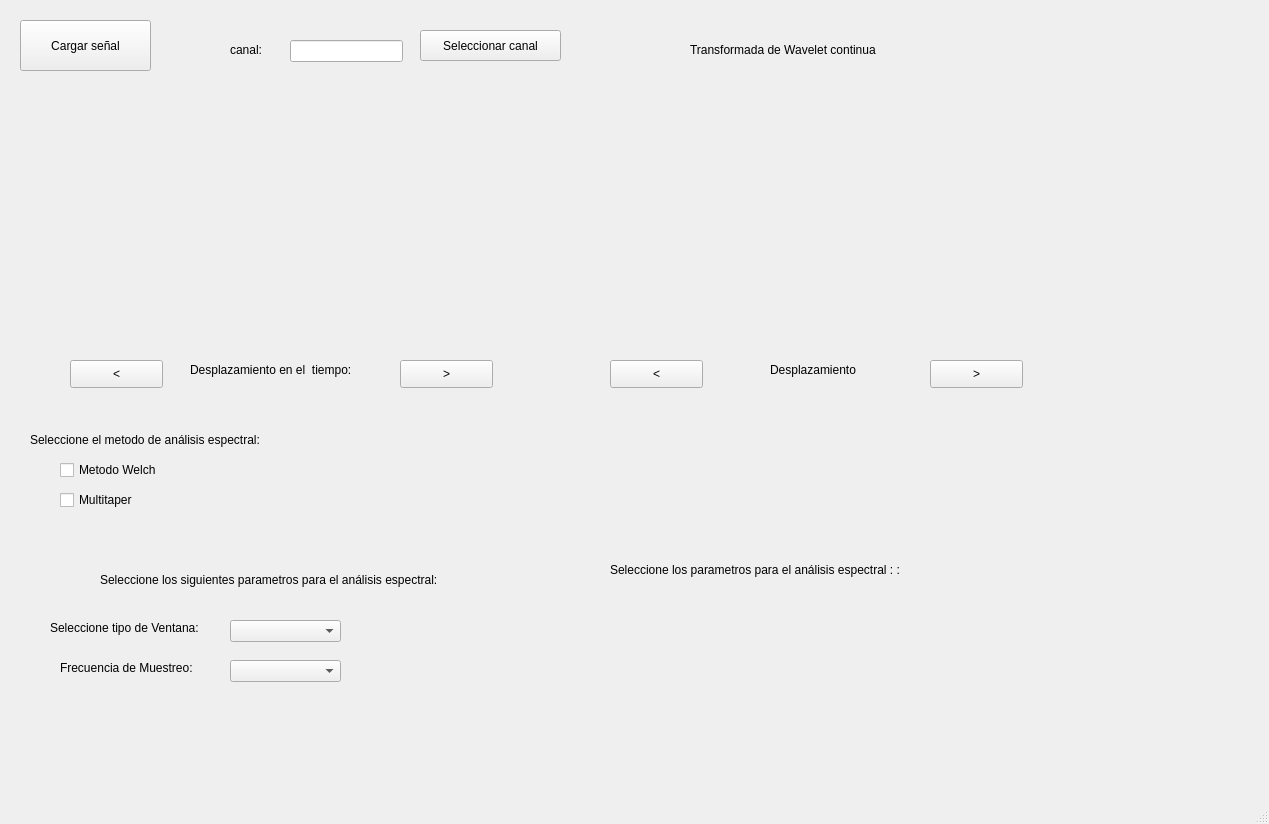
This is ventana_senal2.ui in PaulinaYLaura/ANALISIS-ESPECTRAL- as Qt 5 draws it before an edit. The edited form follows.
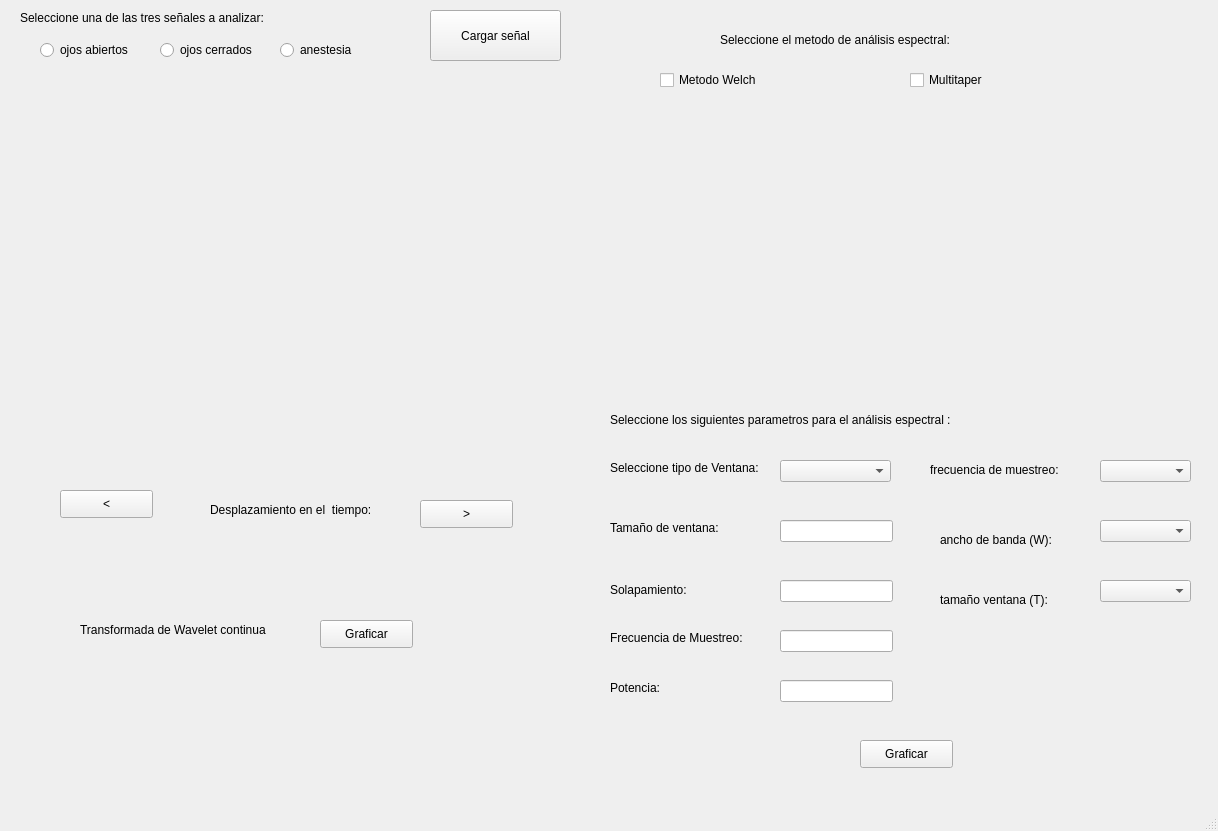
This is the edited form.

What changed in the file:
```diff
--- a/ventana_senal2.ui
+++ b/ventana_senal2.ui
@@ -6,8 +6,8 @@
    <rect>
     <x>0</x>
     <y>0</y>
-    <width>1269</width>
-    <height>824</height>
+    <width>1218</width>
+    <height>831</height>
    </rect>
   </property>
   <property name="windowTitle">
@@ -17,8 +17,8 @@
    <widget class="QPushButton" name="boton_cargarsenal">
     <property name="geometry">
      <rect>
-      <x>20</x>
-      <y>20</y>
+      <x>430</x>
+      <y>10</y>
       <width>131</width>
       <height>51</height>
      </rect>
@@ -27,47 +27,11 @@
      <string>Cargar señal</string>
     </property>
    </widget>
-   <widget class="QLabel" name="label_3">
-    <property name="geometry">
-     <rect>
-      <x>230</x>
-      <y>40</y>
-      <width>41</width>
-      <height>20</height>
-     </rect>
-    </property>
-    <property name="text">
-     <string>canal:</string>
-    </property>
-   </widget>
-   <widget class="QPushButton" name="seleccion_canal">
-    <property name="geometry">
-     <rect>
-      <x>420</x>
-      <y>30</y>
-      <width>141</width>
-      <height>31</height>
-     </rect>
-    </property>
-    <property name="text">
-     <string>Seleccionar canal</string>
-    </property>
-   </widget>
-   <widget class="QLineEdit" name="campo">
-    <property name="geometry">
-     <rect>
-      <x>290</x>
-      <y>40</y>
-      <width>113</width>
-      <height>22</height>
-     </rect>
-    </property>
-   </widget>
    <widget class="QPushButton" name="boton_atras">
     <property name="geometry">
      <rect>
-      <x>70</x>
-      <y>360</y>
+      <x>60</x>
+      <y>490</y>
       <width>93</width>
       <height>28</height>
      </rect>
@@ -79,8 +43,8 @@
    <widget class="QPushButton" name="boton_adelante">
     <property name="geometry">
      <rect>
-      <x>400</x>
-      <y>360</y>
+      <x>420</x>
+      <y>500</y>
       <width>93</width>
       <height>28</height>
      </rect>
@@ -92,8 +56,8 @@
    <widget class="QLabel" name="label">
     <property name="geometry">
      <rect>
-      <x>190</x>
-      <y>360</y>
+      <x>210</x>
+      <y>500</y>
       <width>181</width>
       <height>20</height>
      </rect>
@@ -106,40 +70,40 @@
     <property name="geometry">
      <rect>
       <x>20</x>
-      <y>90</y>
+      <y>70</y>
       <width>541</width>
-      <height>241</height>
+      <height>391</height>
      </rect>
     </property>
    </widget>
    <widget class="QWidget" name="campo_filtrada" native="true">
     <property name="geometry">
      <rect>
-      <x>580</x>
-      <y>90</y>
+      <x>610</x>
+      <y>100</y>
       <width>521</width>
-      <height>241</height>
+      <height>291</height>
      </rect>
     </property>
    </widget>
    <widget class="QLabel" name="label_2">
     <property name="geometry">
      <rect>
-      <x>100</x>
-      <y>570</y>
+      <x>610</x>
+      <y>410</y>
       <width>371</width>
       <height>20</height>
      </rect>
     </property>
     <property name="text">
-     <string>Seleccione los siguientes parametros para el análisis espectral:</string>
+     <string>Seleccione los siguientes parametros para el análisis espectral :</string>
     </property>
    </widget>
    <widget class="QLabel" name="label_4">
     <property name="geometry">
      <rect>
-      <x>690</x>
-      <y>40</y>
+      <x>80</x>
+      <y>620</y>
       <width>241</width>
       <height>20</height>
      </rect>
@@ -148,50 +112,11 @@
      <string>Transformada de Wavelet continua</string>
     </property>
    </widget>
-   <widget class="QPushButton" name="boton_atras2">
-    <property name="geometry">
-     <rect>
-      <x>610</x>
-      <y>360</y>
-      <width>93</width>
-      <height>28</height>
-     </rect>
-    </property>
-    <property name="text">
-     <string>&lt;</string>
-    </property>
-   </widget>
-   <widget class="QPushButton" name="boton_adelante2">
-    <property name="geometry">
-     <rect>
-      <x>930</x>
-      <y>360</y>
-      <width>93</width>
-      <height>28</height>
-     </rect>
-    </property>
-    <property name="text">
-     <string>&gt;</string>
-    </property>
-   </widget>
-   <widget class="QLabel" name="label_5">
-    <property name="geometry">
-     <rect>
-      <x>770</x>
-      <y>360</y>
-      <width>121</width>
-      <height>20</height>
-     </rect>
-    </property>
-    <property name="text">
-     <string>Desplazamiento </string>
-    </property>
-   </widget>
    <widget class="QLabel" name="label_6">
     <property name="geometry">
      <rect>
-      <x>50</x>
-      <y>620</y>
+      <x>610</x>
+      <y>460</y>
       <width>161</width>
       <height>16</height>
      </rect>
@@ -203,8 +128,8 @@
    <widget class="QComboBox" name="tipo_ventana">
     <property name="geometry">
      <rect>
-      <x>230</x>
-      <y>620</y>
+      <x>780</x>
+      <y>460</y>
       <width>111</width>
       <height>22</height>
      </rect>
@@ -213,8 +138,8 @@
    <widget class="QLabel" name="label_7">
     <property name="geometry">
      <rect>
-      <x>30</x>
-      <y>430</y>
+      <x>720</x>
+      <y>30</y>
       <width>251</width>
       <height>20</height>
      </rect>
@@ -226,8 +151,8 @@
    <widget class="QCheckBox" name="checkBox">
     <property name="geometry">
      <rect>
-      <x>60</x>
-      <y>460</y>
+      <x>660</x>
+      <y>70</y>
       <width>131</width>
       <height>20</height>
      </rect>
@@ -239,8 +164,8 @@
    <widget class="QCheckBox" name="checkBox_2">
     <property name="geometry">
      <rect>
-      <x>60</x>
-      <y>490</y>
+      <x>910</x>
+      <y>70</y>
       <width>81</width>
       <height>20</height>
      </rect>
@@ -249,24 +174,11 @@
      <string>Multitaper</string>
     </property>
    </widget>
-   <widget class="QLabel" name="label_9">
-    <property name="geometry">
-     <rect>
-      <x>610</x>
-      <y>560</y>
-      <width>311</width>
-      <height>20</height>
-     </rect>
-    </property>
-    <property name="text">
-     <string>Seleccione los parametros para el análisis espectral : :</string>
-    </property>
-   </widget>
    <widget class="QLabel" name="label_8">
     <property name="geometry">
      <rect>
-      <x>60</x>
-      <y>660</y>
+      <x>610</x>
+      <y>630</y>
       <width>151</width>
       <height>16</height>
      </rect>
@@ -275,16 +187,232 @@
      <string>Frecuencia de Muestreo:</string>
     </property>
    </widget>
-   <widget class="QComboBox" name="comboBox">
+   <widget class="QLabel" name="label_10">
     <property name="geometry">
      <rect>
-      <x>230</x>
-      <y>660</y>
+      <x>610</x>
+      <y>520</y>
+      <width>151</width>
+      <height>16</height>
+     </rect>
+    </property>
+    <property name="text">
+     <string>Tamaño de ventana:</string>
+    </property>
+   </widget>
+   <widget class="QLabel" name="label_11">
+    <property name="geometry">
+     <rect>
+      <x>610</x>
+      <y>580</y>
       <width>111</width>
+      <height>20</height>
+     </rect>
+    </property>
+    <property name="text">
+     <string>Solapamiento:</string>
+    </property>
+   </widget>
+   <widget class="QLabel" name="label_12">
+    <property name="geometry">
+     <rect>
+      <x>930</x>
+      <y>460</y>
+      <width>151</width>
+      <height>20</height>
+     </rect>
+    </property>
+    <property name="text">
+     <string>frecuencia de muestreo:</string>
+    </property>
+   </widget>
+   <widget class="QComboBox" name="frecuencia_muestreo2">
+    <property name="geometry">
+     <rect>
+      <x>1100</x>
+      <y>460</y>
+      <width>91</width>
       <height>22</height>
      </rect>
     </property>
    </widget>
+   <widget class="QComboBox" name="w">
+    <property name="geometry">
+     <rect>
+      <x>1100</x>
+      <y>520</y>
+      <width>91</width>
+      <height>22</height>
+     </rect>
+    </property>
+   </widget>
+   <widget class="QComboBox" name="T">
+    <property name="geometry">
+     <rect>
+      <x>1100</x>
+      <y>580</y>
+      <width>91</width>
+      <height>22</height>
+     </rect>
+    </property>
+   </widget>
+   <widget class="QPushButton" name="boton_wavelet">
+    <property name="geometry">
+     <rect>
+      <x>320</x>
+      <y>620</y>
+      <width>93</width>
+      <height>28</height>
+     </rect>
+    </property>
+    <property name="text">
+     <string>Graficar</string>
+    </property>
+   </widget>
+   <widget class="QLabel" name="label_14">
+    <property name="geometry">
+     <rect>
+      <x>940</x>
+      <y>590</y>
+      <width>121</width>
+      <height>20</height>
+     </rect>
+    </property>
+    <property name="text">
+     <string>tamaño ventana (T):</string>
+    </property>
+   </widget>
+   <widget class="QLabel" name="label_15">
+    <property name="geometry">
+     <rect>
+      <x>940</x>
+      <y>530</y>
+      <width>121</width>
+      <height>20</height>
+     </rect>
+    </property>
+    <property name="text">
+     <string>ancho de banda (W):</string>
+    </property>
+   </widget>
+   <widget class="QLabel" name="label_13">
+    <property name="geometry">
+     <rect>
+      <x>610</x>
+      <y>680</y>
+      <width>151</width>
+      <height>16</height>
+     </rect>
+    </property>
+    <property name="text">
+     <string>Potencia:</string>
+    </property>
+   </widget>
+   <widget class="QLineEdit" name="tamano">
+    <property name="geometry">
+     <rect>
+      <x>780</x>
+      <y>520</y>
+      <width>113</width>
+      <height>22</height>
+     </rect>
+    </property>
+   </widget>
+   <widget class="QLineEdit" name="solapamiento">
+    <property name="geometry">
+     <rect>
+      <x>780</x>
+      <y>580</y>
+      <width>113</width>
+      <height>22</height>
+     </rect>
+    </property>
+   </widget>
+   <widget class="QLineEdit" name="frecuencia_w">
+    <property name="geometry">
+     <rect>
+      <x>780</x>
+      <y>630</y>
+      <width>113</width>
+      <height>22</height>
+     </rect>
+    </property>
+   </widget>
+   <widget class="QLineEdit" name="potencia">
+    <property name="geometry">
+     <rect>
+      <x>780</x>
+      <y>680</y>
+      <width>113</width>
+      <height>22</height>
+     </rect>
+    </property>
+   </widget>
+   <widget class="QPushButton" name="boton_gr">
+    <property name="geometry">
+     <rect>
+      <x>860</x>
+      <y>740</y>
+      <width>93</width>
+      <height>28</height>
+     </rect>
+    </property>
+    <property name="text">
+     <string>Graficar</string>
+    </property>
+   </widget>
+   <widget class="QLabel" name="label_3">
+    <property name="geometry">
+     <rect>
+      <x>20</x>
+      <y>10</y>
+      <width>281</width>
+      <height>16</height>
+     </rect>
+    </property>
+    <property name="text">
+     <string>Seleccione una de las tres señales a analizar:</string>
+    </property>
+   </widget>
+   <widget class="QRadioButton" name="checkojos_abiertos">
+    <property name="geometry">
+     <rect>
+      <x>40</x>
+      <y>40</y>
+      <width>101</width>
+      <height>20</height>
+     </rect>
+    </property>
+    <property name="text">
+     <string>ojos abiertos</string>
+    </property>
+   </widget>
+   <widget class="QRadioButton" name="checkojos_cerrados">
+    <property name="geometry">
+     <rect>
+      <x>160</x>
+      <y>40</y>
+      <width>101</width>
+      <height>20</height>
+     </rect>
+    </property>
+    <property name="text">
+     <string>ojos cerrados</string>
+    </property>
+   </widget>
+   <widget class="QRadioButton" name="checkanestesia">
+    <property name="geometry">
+     <rect>
+      <x>280</x>
+      <y>40</y>
+      <width>95</width>
+      <height>20</height>
+     </rect>
+    </property>
+    <property name="text">
+     <string>anestesia</string>
+    </property>
+   </widget>
   </widget>
   <widget class="QMenuBar" name="menubar">
    <property name="geometry">
```
Left out of the diff: 8 changed lines with no effect on the pictures.
